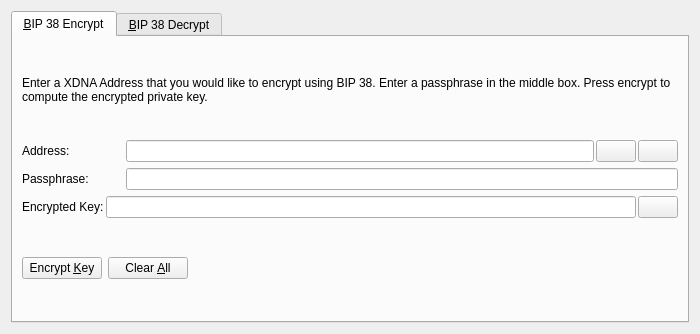
This is src/qt/forms/bip38tooldialog.ui in BitFriday/vidividi as Qt 5 draws it before an edit. The edited form follows.
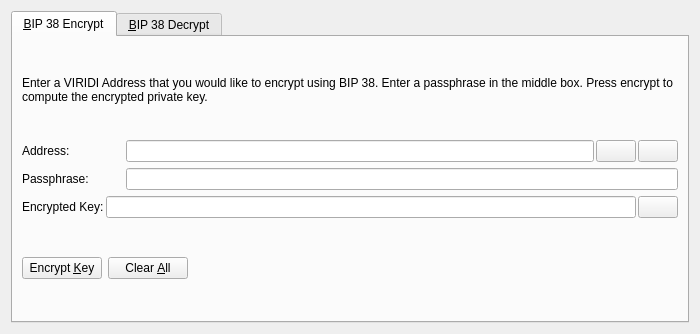
This is the edited form. The open tabs and pages were chosen to show the change. Icons and pictures are not drawn. Custom widgets are drawn as their Qt base class.

Patch:
```diff
--- a/src/qt/forms/bip38tooldialog.ui
+++ b/src/qt/forms/bip38tooldialog.ui
@@ -30,7 +30,7 @@
        <item>
         <widget class="QLabel" name="infoLabel_ENC">
          <property name="text">
-          <string>Enter a XDNA Address that you would like to encrypt using BIP 38. Enter a passphrase in the middle box. Press encrypt to compute the encrypted private key.</string>
+          <string>Enter a VIRIDI Address that you would like to encrypt using BIP 38. Enter a passphrase in the middle box. Press encrypt to compute the encrypted private key.</string>
          </property>
          <property name="textFormat">
           <enum>Qt::PlainText</enum>
```
Left out of the diff: 8 changed lines with no effect on the pictures.
